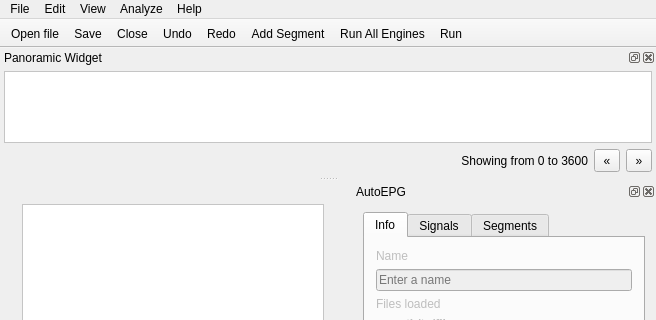
First picture: the form in mainwindow.ui, repository franciscoadasme/a2epg, before the edit; both pictures show x 0 to 656 and y 0 to 320 of the 656 by 590 pixel window.
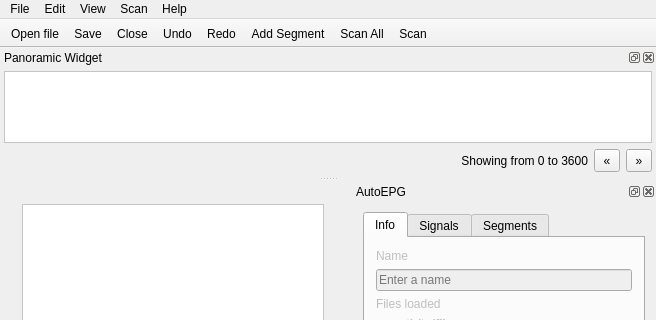
Second picture: the form after the edit. Icons and pictures are not drawn. Custom widgets are drawn as their Qt base class.

Commit message: Changed UI & refactor scan preferences

```diff
--- a/mainwindow.ui
+++ b/mainwindow.ui
@@ -140,7 +140,7 @@
    </widget>
    <widget class="QMenu" name="menuSearch">
     <property name="title">
-     <string>Analyze</string>
+     <string>Scan</string>
     </property>
     <addaction name="actionRun_all"/>
     <addaction name="actionRun_marked"/>
@@ -540,7 +540,7 @@
      <normaloff>:/resources/run.png</normaloff>:/resources/run.png</iconset>
    </property>
    <property name="text">
-    <string>Run All Engines</string>
+    <string>Scan All</string>
    </property>
   </action>
   <action name="actionRun_marked">
@@ -549,7 +549,7 @@
      <normaloff>:/resources/runchecked.png</normaloff>:/resources/runchecked.png</iconset>
    </property>
    <property name="text">
-    <string>Run</string>
+    <string>Scan</string>
    </property>
   </action>
   <action name="actionQuit">
```
Left out of the diff: 24 changed lines with no effect on the pictures. The commit also changes 6 other files.
